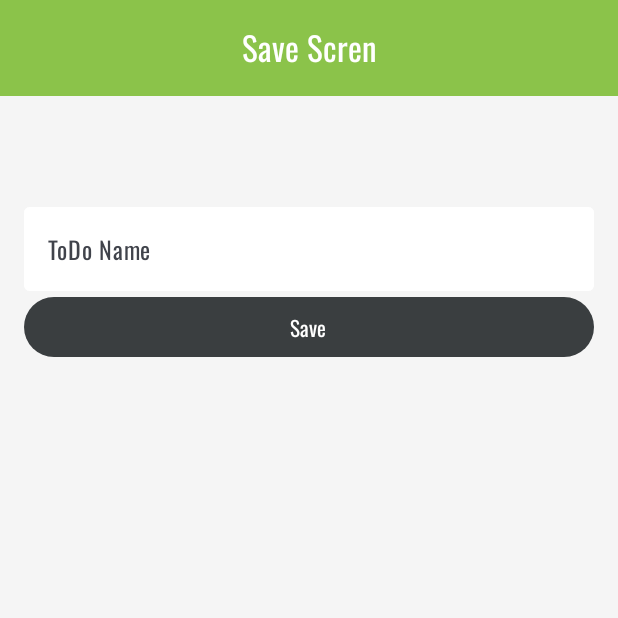
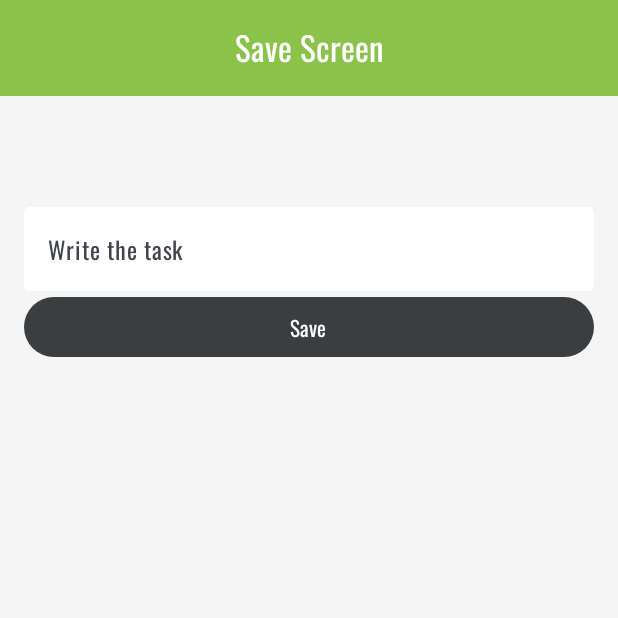
Before and after one commit to GayeYilmaz/ToDosApp, an Android app built with Jetpack Compose: the SaveScreen screen opened through its navigation route, on a phone screen of 412 x 824 dp, the top half of it. Run offline under Robolectric (Android 15) with nearby library versions, the light colour scheme and no system bars; our stand-ins replace Dagger/Hilt's generated code, Room's generated code, livedata-compose.

Commit message:
Language support and night theme updated

```diff
--- a/app/src/main/java/com/gayeyilmaz/todosapp/ui/screens/AppNavigation.kt
+++ b/app/src/main/java/com/gayeyilmaz/todosapp/ui/screens/AppNavigation.kt
@@ -20,7 +20,7 @@ fun AppNavigation(
     saveViewModel: SaveViewModel,
     updateViewModel: UpdateViewModel
 ){
-    val navController = rememberNavController();
+    val navController = rememberNavController()
 
     NavHost(navController=navController,startDestination= "mainScreen"){
         composable("mainScreen"){
--- a/app/src/main/java/com/gayeyilmaz/todosapp/ui/screens/SaveScreen.kt
+++ b/app/src/main/java/com/gayeyilmaz/todosapp/ui/screens/SaveScreen.kt
@@ -19,6 +19,7 @@ import androidx.compose.runtime.remember
 import androidx.compose.ui.Alignment
 import androidx.compose.ui.Modifier
 import androidx.compose.ui.res.colorResource
+import androidx.compose.ui.res.stringResource
 import androidx.compose.ui.unit.dp
 import com.gayeyilmaz.todosapp.R
 import com.gayeyilmaz.todosapp.ui.components.CustomButton
@@ -34,7 +35,7 @@ fun SaveScreen(saveViewModel: SaveViewModel){
 
     Scaffold(
 
-        topBar =  { CustomTopAppBar("Save Scren") },
+        topBar =  { CustomTopAppBar(stringResource(R.string.save_screen_nav_text)) },
 
     ) { paddingValues ->
         Column(
@@ -50,13 +51,13 @@ fun SaveScreen(saveViewModel: SaveViewModel){
 
 
             CustomTextField(
-                hint="ToDo Name",
+                hint= stringResource(R.string.textfield_hint_text),
                 value= toDoName.value ,
                 onValueChange = {toDoName.value = it}
             )
 
             CustomButton(
-                buttonText="Save",
+                buttonText=stringResource(R.string.save_button_text),
                 enable = toDoName.value.isNotBlank(),
                 onButtonClicked = {saveViewModel.save(toDoName.value)})
 
--- a/app/src/main/res/values-night/colors.xml
+++ b/app/src/main/res/values-night/colors.xml
@@ -9,7 +9,7 @@
 
     <color name="black_1">#000201</color>
     <color name="white">#303034</color>
-    <color name="main_color">#E9CB31</color>
+    <color name="main_color">#8BC34A</color>
     <color name="dark_gray">#A6A6A6</color>
     <color name="background">#000000</color>
 
--- a/app/src/main/res/values/strings.xml
+++ b/app/src/main/res/values/strings.xml
@@ -4,4 +4,11 @@
     <string name="snackbar_delete_action_text">YES </string>
     <string name="snackbar_delete_message">Delete %1$s ?</string>
 
+    <string name="textfield_hint_text">Write the task </string>
+    <string name="save_button_text">Save</string>
+    <string name="save_screen_nav_text">Save Screen</string>
+
+    <string name="update_button_text">Update</string>
+    <string name="update_screen_nav_text">Update Screen</string>
+
 </resources>
```
Also changed, not shown: app/src/main/java/com/gayeyilmaz/todosapp/ui/screens/UpdateScreen.kt (+4 -3 lines), 1 other file.
